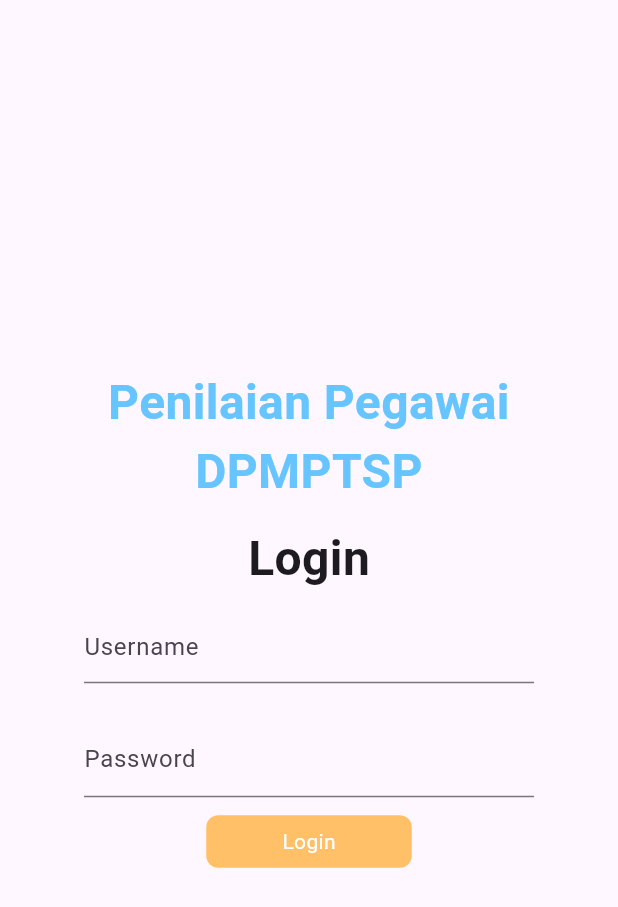
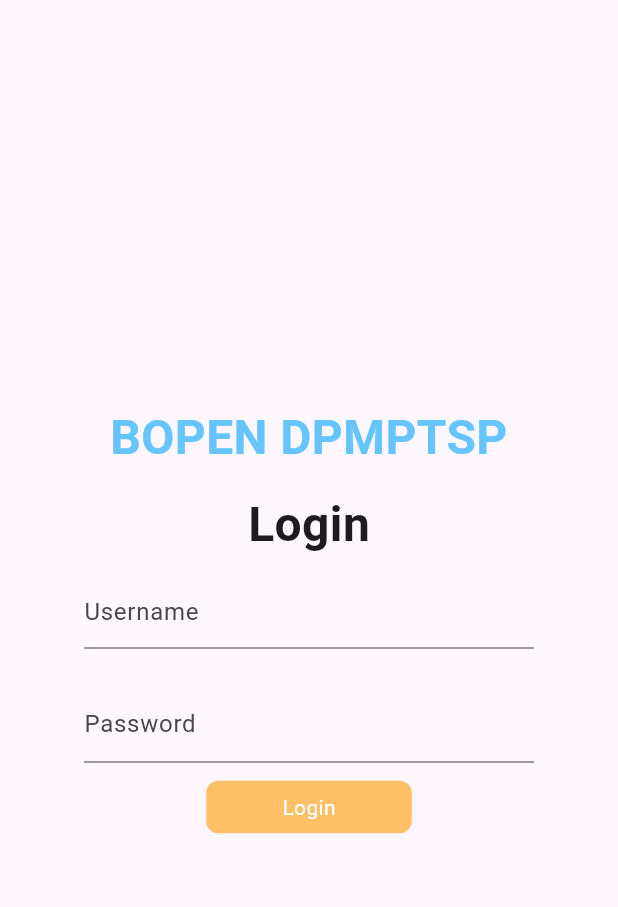
Before and after one commit to louis-sxcv45/BOPEN-Application, a Flutter app: the screen it shows after launch, on a phone screen of 412 x 824 dp. Shown: the top 907 px of the screen. Run offline on Flutter 3.47's test engine with Material 3 defaults, Android fonts, the phone set to English and light mode, and no system bars; our stand-ins replace cloud_firestore, connectivity_plus, dropdown_textfield, firebase_core, google_fonts; accounts and stored records are empty.

Commit message:
completed application

```diff
--- a/lib/src/features/login/UI/login_screen.dart
+++ b/lib/src/features/login/UI/login_screen.dart
@@ -94,7 +94,7 @@ class _LoginScreenState extends State<LoginScreen> {
             mainAxisAlignment: MainAxisAlignment.center,
             children: [
               Text(
-                'Penilaian Pegawai DPMPTSP',
+                'BOPEN DPMPTSP',
                 textAlign: TextAlign.center,
                 style: TextStyle(
                   fontSize: AppSize.s32,
--- a/lib/src/tab_bar.dart
+++ b/lib/src/tab_bar.dart
@@ -15,7 +15,7 @@ class TabBarNavigation extends StatelessWidget {
       child: Scaffold(
         appBar: AppBar(
           title: Text(
-            'Penilaian Pegawai DPMPTSP',
+            'BOPEN DPMPTSP',
             style: TextStyle(
               fontSize: FontSizeManager.f20,
             ),
```
